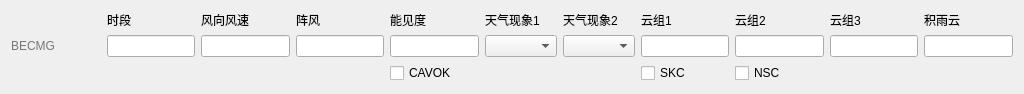
Above: tafor/ui/widgets_becmg.ui from up1and/tafor before the change. Below: the same form after it.
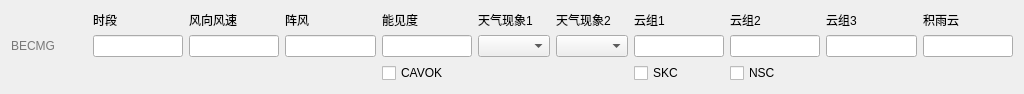
That is the form after the change.

```diff
--- a/tafor/ui/widgets_becmg.ui
+++ b/tafor/ui/widgets_becmg.ui
@@ -171,7 +171,7 @@
       <widget class="QLabel" name="tempo_title">
        <property name="minimumSize">
         <size>
-         <width>90</width>
+         <width>76</width>
          <height>0</height>
         </size>
        </property>
```
Left out of the diff: 2 changed lines with no effect on the pictures.
